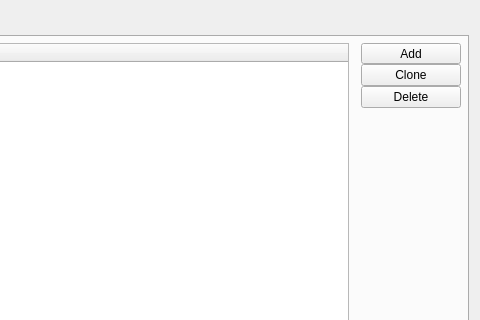
Above: data/forms/settings_page_build_and_run.ui from pythoningLearning/hackedit before the change; both pictures show x 725 to 1205 and y 0 to 320 of the 1205 by 847 pixel window. Below: the same form after it.
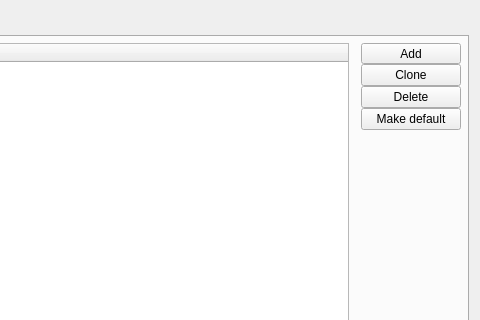
That is the form after the change. The open tabs and pages were chosen to show the change. Icons and pictures are not drawn. Custom widgets are drawn as their Qt base class.

Commit message:
Refactoring the build and run controllers
Most of the code has now moved to an abstract base classe

What changed in the file:
```diff
--- a/data/forms/settings_page_build_and_run.ui
+++ b/data/forms/settings_page_build_and_run.ui
@@ -762,6 +762,16 @@
            </property>
           </widget>
          </item>
+         <item>
+          <widget class="QPushButton" name="bt_make_default_pre_compiler">
+           <property name="text">
+            <string>Make default</string>
+           </property>
+           <property name="icon">
+            <iconset theme="emblem-favorite"/>
+           </property>
+          </widget>
+         </item>
          <item>
           <spacer name="verticalSpacer_3">
            <property name="orientation">
```
Left out of the diff: 8 changed lines with no effect on the pictures. The commit also changes 6 other files.
